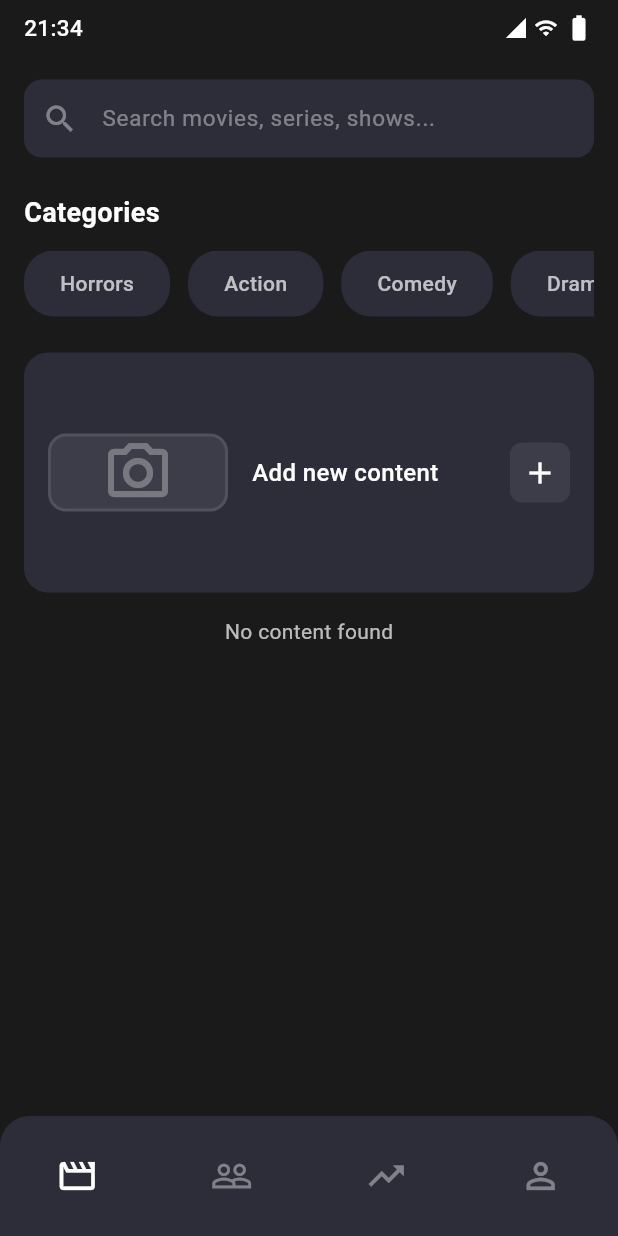
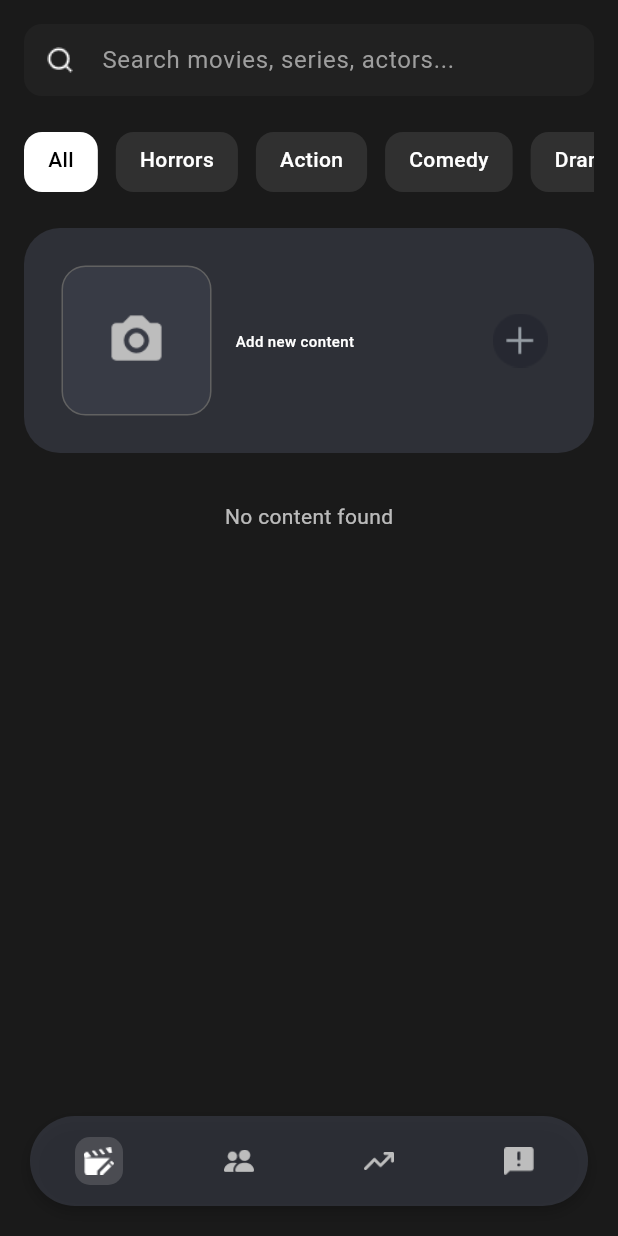
Before and after one commit to aidanakalieva576/krang, a Flutter app: the HomePageAdmin screen opened by its route, on a phone screen of 412 x 824 dp. Run offline on Flutter 3.47's test engine with Material 3 defaults, Android fonts, the phone set to English and light mode, and no system bars; network calls fail.

Commit message:
admin home page

```diff
--- /dev/null
+++ b/krang/lib/components/navbar_admin.dart
@@ -0,0 +1,75 @@
+import 'package:flutter/material.dart';
+
+class NavbarAdmin extends StatefulWidget {
+  final int selectedIndex;
+  final Function(int) onItemTapped;
+
+  const NavbarAdmin({
+    Key? key,
+    required this.selectedIndex,
+    required this.onItemTapped,
+  }) : super(key: key);
+
+  @override
+  State<NavbarAdmin> createState() => _NavbarAdminState();
+}
+
+class _NavbarAdminState extends State<NavbarAdmin> {
+  final List<String> icons = [
+    'assets/icons_admin/icon_movies.png',
+    'assets/icons_admin/icon_users.png',
+    'assets/icons_admin/icon_stats.png',
+    'assets/icons_admin/icon_support.png',
+  ];
+
+  @override
+  Widget build(BuildContext context) {
+    return Container(
+      margin: const EdgeInsets.only(bottom: 20, left: 20, right: 20),
+      padding: const EdgeInsets.symmetric(horizontal: 30, vertical: 14),
+      decoration: BoxDecoration(
+        color: const Color(0x80414553), // фон, как на макете
+        borderRadius: BorderRadius.circular(40), // скругление как на Figma
+        boxShadow: [
+          BoxShadow(
+            color: Colors.black.withOpacity(0.2),
+            blurRadius: 8,
+            offset: const Offset(0, 4),
+          ),
+        ],
+      ),
+      child: Row(
+        mainAxisAlignment: MainAxisAlignment.spaceBetween,
+        children: List.generate(
+          icons.length,
+          (index) => _buildNavItem(icons[index], index),
+        ),
+      ),
+    );
+  }
+
+  Widget _buildNavItem(String assetPath, int index) {
+    final bool isSelected = widget.selectedIndex == index;
+
+    return GestureDetector(
+      onTap: () => widget.onItemTapped(index),
+      child: AnimatedContainer(
+        duration: const Duration(milliseconds: 200),
+        height: 32,
+        width: 32,
+        decoration: BoxDecoration(
+          color: isSelected
+              ? Colors.white.withOpacity(0.15)
+              : Colors.transparent,
+          borderRadius: BorderRadius.circular(10),
+        ),
+        padding: const EdgeInsets.all(6),
+        child: Image.asset(
+          assetPath,
+          fit: BoxFit.contain,
+          color: isSelected ? Colors.white : Colors.grey.shade400,
+        ),
+      ),
+    );
+  }
+}
--- a/krang/lib/pages/admin/home_page_admin.dart
+++ b/krang/lib/pages/admin/home_page_admin.dart
@@ -2,7 +2,11 @@ import 'package:flutter/material.dart';
 import 'dart:convert';
 import 'package:http/http.dart' as http;
 
-// Model class for content items
+// ✅ Импортируем компоненты
+import 'package:krang/components/search.dart';
+import 'package:krang/components/navbar_admin.dart';
+
+// Модель данных
 class ContentItem {
   final String id;
   final String title;
@@ -27,35 +31,12 @@ class HomePageAdmin extends StatefulWidget {
 class _HomePageAdminState extends State<HomePageAdmin> {
   String selectedCategory = 'All';
   final TextEditingController _searchController = TextEditingController();
-
-  // // Sample data - replace with your actual data source
-  // final List<ContentItem> _contentItems = [
-  //   ContentItem(
-  //     id: '1',
-  //     title: 'The Smashing machine',
-  //     imageUrl: 'assets/images/smashing_machine.jpg',
-  //     category: 'Drama',
-  //   ),
-  //   ContentItem(
-  //     id: '2',
-  //     title: 'Arcane',
-  //     imageUrl: 'assets/images/arcane.jpg',
-  //     category: 'Action',
-  //   ),
-  //   ContentItem(
-  //     id: '3',
-  //     title: 'Oppenheimer',
-  //     imageUrl: 'assets/images/oppenheimer.jpg',
-  //     category: 'Drama',
-  //   ),
-  // ];
   List<ContentItem> _contentItems = [];
   bool _isLoading = false;
+  int _selectedIndex = 0;
 
   Future<void> _fetchMovies() async {
-    setState(() {
-      _isLoading = true;
-    });
+    setState(() => _isLoading = true);
 
     try {
       final response = await http.get(
@@ -74,19 +55,21 @@ class _HomePageAdminState extends State<HomePageAdmin> {
             );
           }).toList();
         });
-      } else {
-        print('Ошибка при загрузке: ${response.statusCode}');
       }
     } catch (e) {
       print('Ошибка подключения: $e');
     } finally {
-      setState(() {
-        _isLoading = false;
-      });
+      setState(() => _isLoading = false);
     }
   }
 
   final List<String> _categories = ['Horrors', 'Action', 'Comedy', 'Drama'];
+
+  @override
+  void initState() {
+    super.initState();
+    _fetchMovies();
+  }
 
   @override
   void dispose() {
@@ -114,35 +97,22 @@ class _HomePageAdminState extends State<HomePageAdmin> {
       body: SafeArea(
         child: Column(
           children: [
-            // Status bar area
-            _buildStatusBar(),
-
-            // Main content
             Expanded(
               child: ListView(
                 padding: const EdgeInsets.symmetric(horizontal: 16),
                 children: [
                   const SizedBox(height: 16),
 
-                  // Search bar
-                  _buildSearchBar(),
+                  // ✅ Используем компонент поиска
+                  const Search(),
 
                   const SizedBox(height: 24),
-
-                  // Categories section
                   _buildCategoriesSection(),
-
                   const SizedBox(height: 24),
-
-                  // Add new content card
                   _buildAddNewContentCard(),
 
                   const SizedBox(height: 16),
 
-                  // Content list
-                  // ..._filteredContent
-                  //     .map((item) => _buildContentCard(item))
-                  //     .toList(),
                   if (_isLoading)
                     const Center(
                       child: CircularProgressIndicator(color: Colors.white),
@@ -167,186 +137,111 @@ class _HomePageAdminState extends State<HomePageAdmin> {
         ),
       ),
 
-      // Bottom navigation bar
-      bottomNavigationBar: _buildBottomNavigationBar(),
-    );
-  }
-
-  Widget _buildStatusBar() {
-    return Container(
-      padding: const EdgeInsets.symmetric(horizontal: 16, vertical: 8),
-      child: Row(
-        mainAxisAlignment: MainAxisAlignment.spaceBetween,
-        children: [
-          const Text(
-            '21:34',
-            style: TextStyle(
-              color: Colors.white,
-              fontSize: 15,
-              fontWeight: FontWeight.w500,
-            ),
-          ),
-          Row(
-            children: [
-              const Icon(
-                Icons.signal_cellular_4_bar,
-                color: Colors.white,
-                size: 16,
-              ),
-              const SizedBox(width: 4),
-              const Icon(Icons.wifi, color: Colors.white, size: 16),
-              const SizedBox(width: 4),
-              Icon(Icons.battery_full, color: Colors.white, size: 20),
-            ],
-          ),
-        ],
+      // ✅ Используем компонент Navbar
+      bottomNavigationBar: NavbarAdmin(
+        selectedIndex: _selectedIndex,
+        onItemTapped: (index) {
+          setState(() => _selectedIndex = index);
+          // Здесь можно сделать переход на другие страницы
+        },
       ),
     );
   }
 
-  Widget _buildSearchBar() {
-    return Container(
+  // Остальные методы (категории, карточки, действия) оставляем без изменений
+  // --- Категории ---
+  Widget _buildCategoriesSection() {
+    final categories = ['All', ..._categories];
+    return SizedBox(
+      height: 40,
+      child: ListView.separated(
+        scrollDirection: Axis.horizontal,
+        itemCount: categories.length,
+        separatorBuilder: (_, __) => const SizedBox(width: 12),
+        itemBuilder: (context, index) {
+          final isSelected = selectedCategory == categories[index];
+          return GestureDetector(
+            onTap: () => setState(() => selectedCategory = categories[index]),
+            child: Container(
+              padding: const EdgeInsets.symmetric(horizontal: 16, vertical: 8),
               decoration: BoxDecoration(
-        color: const Color(0xFF2D2D3A),
+                color: isSelected ? Colors.white : Colors.grey[850],
                 borderRadius: BorderRadius.circular(12),
               ),
-      child: TextField(
-        controller: _searchController,
-        style: const TextStyle(color: Colors.white),
-        onChanged: (value) => setState(() {}),
-        decoration: InputDecoration(
-          hintText: 'Search movies, series, shows...',
-          hintStyle: TextStyle(
-            color: Colors.white.withOpacity(0.4),
-            fontSize: 15,
-          ),
-          prefixIcon: Icon(Icons.search, color: Colors.white.withOpacity(0.4)),
-          border: InputBorder.none,
-          contentPadding: const EdgeInsets.symmetric(
-            horizontal: 16,
-            vertical: 14,
-          ),
-        ),
-      ),
-    );
-  }
-
-  Widget _buildCategoriesSection() {
-    return Column(
-      crossAxisAlignment: CrossAxisAlignment.start,
-      children: [
-        const Text(
-          'Categories',
+              child: Text(
+                categories[index],
                 style: TextStyle(
-            color: Colors.white,
-            fontSize: 18,
-            fontWeight: FontWeight.w600,
-          ),
-        ),
-        const SizedBox(height: 12),
-        SingleChildScrollView(
-          scrollDirection: Axis.horizontal,
-          child: Row(
-            children: _categories.map((category) {
-              final isSelected = selectedCategory == category;
-              return Padding(
-                padding: const EdgeInsets.only(right: 12),
-                child: _buildCategoryChip(category, isSelected),
-              );
-            }).toList(),
-          ),
-        ),
-      ],
-    );
-  }
-
-  Widget _buildCategoryChip(String category, bool isSelected) {
-    return GestureDetector(
-      onTap: () {
-        setState(() {
-          selectedCategory = isSelected ? 'All' : category;
-        });
-      },
-      child: Container(
-        padding: const EdgeInsets.symmetric(horizontal: 24, vertical: 12),
-        decoration: BoxDecoration(
-          color: isSelected ? const Color(0xFF5B5B6B) : const Color(0xFF2D2D3A),
-          borderRadius: BorderRadius.circular(20),
-        ),
-        child: Text(
-          category,
-          style: TextStyle(
-            color: isSelected ? Colors.white : Colors.white.withOpacity(0.7),
-            fontSize: 14,
+                  color: isSelected ? Colors.black : Colors.white,
                   fontWeight: FontWeight.w500,
                 ),
               ),
             ),
           );
+        },
+      ),
+    );
   }
 
+  // --- Карточка добавления контента ---
   Widget _buildAddNewContentCard() {
     return GestureDetector(
       onTap: () {
-        _showAddContentDialog();
+        // позже добавим действие — открытие формы добавления контента
       },
       child: Container(
-        height: 160,
+        width: double.infinity,
+        margin: const EdgeInsets.only(bottom: 16),
+        padding: const EdgeInsets.all(25),
         decoration: BoxDecoration(
-          color: const Color(0xFF2D2D3A),
-          borderRadius: BorderRadius.circular(16),
+          color: const Color(0x80414553), // тёмно-серый фон карточки
+          borderRadius: BorderRadius.circular(24),
         ),
         child: Row(
+          mainAxisAlignment: MainAxisAlignment.spaceBetween,
+          crossAxisAlignment: CrossAxisAlignment.center,
           children: [
-            // Image placeholder
+            // Левая часть — иконка фотоаппарата
             Container(
-              width: 120,
-              margin: const EdgeInsets.all(16),
+              width: 100,
+              height: 100,
               decoration: BoxDecoration(
-                color: const Color(0xFF3D3D4A),
-                borderRadius: BorderRadius.circular(12),
-                border: Border.all(
-                  color: Colors.white.withOpacity(0.1),
-                  width: 2,
+                color: const Color(0x80414553),
+                borderRadius: BorderRadius.circular(16),
+                border: Border.all(color: Colors.grey.shade700, width: 1),
               ),
+              child: Center(
+                child: Image.asset(
+                  'assets/icons_admin/camera.png', // путь к твоей иконке
+                  width: 40,
+                  height: 40,
+                  color: Colors.grey.shade400,
                 ),
-              child: Icon(
-                Icons.photo_camera_outlined,
-                color: Colors.white.withOpacity(0.3),
-                size: 48,
               ),
             ),
 
-            // Text and add button
-            Expanded(
+            // Средняя часть — текст
+            const Expanded(
               child: Padding(
-                padding: const EdgeInsets.only(right: 16),
-                child: Row(
-                  mainAxisAlignment: MainAxisAlignment.spaceBetween,
-                  children: [
-                    const Text(
+                padding: EdgeInsets.symmetric(horizontal: 16),
+                child: Text(
                   'Add new content',
                   style: TextStyle(
                     color: Colors.white,
-                        fontSize: 16,
+                    fontSize: 10,
                     fontWeight: FontWeight.w500,
                   ),
                 ),
+              ),
+            ),
+
+            // Правая часть — кнопка с плюсом
             Container(
+              width: 48,
+              height: 48,
+              child: Image.asset(
+                'assets/icons_admin/plus.png', // путь к твоей иконке
                 width: 40,
                 height: 40,
-                      decoration: BoxDecoration(
-                        color: const Color(0xFF3D3D4A),
-                        borderRadius: BorderRadius.circular(8),
-                      ),
-                      child: const Icon(
-                        Icons.add,
-                        color: Colors.white,
-                        size: 24,
-                      ),
-                    ),
-                  ],
-                ),
               ),
             ),
           ],
@@ -355,48 +250,39 @@ class _HomePageAdminState extends State<HomePageAdmin> {
     );
   }
 
+  // --- Карточка контента ---
   Widget _buildContentCard(ContentItem item) {
     return Container(
       margin: const EdgeInsets.only(bottom: 16),
       decoration: BoxDecoration(
-        color: const Color(0xFF2D2D3A),
-        borderRadius: BorderRadius.circular(16),
+        color: Colors.grey[900],
+        borderRadius: BorderRadius.circular(12),
       ),
-      child: Padding(
-        padding: const EdgeInsets.all(16),
       child: Row(
         children: [
-            // Movie poster
           Container(
-              width: 80,
-              height: 100,
+            width: 100,
+            height: 120,
             decoration: BoxDecoration(
-                borderRadius: BorderRadius.circular(8),
-                color: const Color(0xFF3D3D4A),
+              borderRadius: const BorderRadius.only(
+                topLeft: Radius.circular(12),
+                bottomLeft: Radius.circular(12),
               ),
-              child: ClipRRect(
-                borderRadius: BorderRadius.circular(8),
-                child: Image.asset(
-                  item.imageUrl,
+              image: item.imageUrl.isNotEmpty
+                  ? DecorationImage(
+                      image: NetworkImage(item.imageUrl),
                       fit: BoxFit.cover,
-                  errorBuilder: (context, error, stackTrace) {
-                    return Container(
-                      color: const Color(0xFF3D3D4A),
-                      child: const Icon(
-                        Icons.movie,
-                        color: Colors.white54,
-                        size: 32,
-                      ),
-                    );
-                  },
+                    )
+                  : const DecorationImage(
+                      image: AssetImage('assets/placeholder.png'),
+                      fit: BoxFit.cover,
                     ),
             ),
           ),
-
-            const SizedBox(width: 16),
-
-            // Title and actions
+          const SizedBox(width: 12),
           Expanded(
+            child: Padding(
+              padding: const EdgeInsets.symmetric(vertical: 10),
               child: Column(
                 crossAxisAlignment: CrossAxisAlignment.start,
                 children: [
@@ -405,150 +291,70 @@ class _HomePageAdminState extends State<HomePageAdmin> {
                     style: const TextStyle(
                       color: Colors.white,
                       fontSize: 16,
-                      fontWeight: FontWeight.w500,
+                      fontWeight: FontWeight.w600,
                     ),
                   ),
-                  const SizedBox(height: 12),
+                  const SizedBox(height: 4),
+                  Text(
+                    item.category,
+                    style: const TextStyle(color: Colors.white70, fontSize: 13),
+                  ),
+                  const SizedBox(height: 10),
                   Row(
                     children: [
-                      _buildActionButton(
-                        icon: Icons.remove_red_eye_outlined,
-                        color: const Color(0xFF5B5B7E),
-                        onTap: () => _viewContent(item),
+                      IconButton(
+                        icon: const Icon(
+                          Icons.visibility,
+                          color: Colors.white70,
+                          size: 22,
                         ),
-                      const SizedBox(width: 12),
-                      _buildActionButton(
-                        icon: Icons.edit_outlined,
-                        color: const Color(0xFF5B7E5B),
-                        onTap: () => _editContent(item),
+                        onPressed: () => _viewContent(item),
                       ),
-                      const SizedBox(width: 12),
-                      _buildActionButton(
-                        icon: Icons.delete_outline,
-                        color: const Color(0xFF7E5B5B),
-                        onTap: () => _deleteContent(item),
+                      IconButton(
+                        icon: const Icon(
+                          Icons.edit,
+                          color: Colors.blueAccent,
+                          size: 22,
+                        ),
+                        onPressed: () => _editContent(item),
+                      ),
+                      IconButton(
+                        icon: const Icon(
+                          Icons.delete,
+                          color: Colors.redAccent,
+                          size: 22,
+                        ),
+                        onPressed: () => _deleteContent(item),
                       ),
                     ],
                   ),
                 ],
               ),
             ),
-          ],
-        ),
-      ),
-    );
-  }
-
-  Widget _buildActionButton({
-    required IconData icon,
-    required Color color,
-    required VoidCallback onTap,
-  }) {
-    return GestureDetector(
-      onTap: onTap,
-      child: Container(
-        width: 44,
-        height: 44,
-        decoration: BoxDecoration(color: color, shape: BoxShape.circle),
-        child: Icon(icon, color: Colors.white, size: 20),
-      ),
-    );
-  }
-
-  Widget _buildBottomNavigationBar() {
-    return Container(
-      height: 80,
-      decoration: BoxDecoration(
-        color: const Color(0xFF2D2D3A),
-        borderRadius: const BorderRadius.only(
-          topLeft: Radius.circular(20),
-          topRight: Radius.circular(20),
-        ),
-      ),
-      child: Row(
-        mainAxisAlignment: MainAxisAlignment.spaceAround,
-        children: [
-          _buildNavItem(Icons.movie_outlined, true),
-          _buildNavItem(Icons.people_outline, false),
-          _buildNavItem(Icons.trending_up_outlined, false),
-          _buildNavItem(Icons.person_outline, false),
-        ],
-      ),
-    );
-  }
-
-  Widget _buildNavItem(IconData icon, bool isSelected) {
-    return Container(
-      padding: const EdgeInsets.all(12),
-      child: Icon(
-        icon,
-        color: isSelected ? Colors.white : Colors.white.withOpacity(0.4),
-        size: 28,
-      ),
-    );
-  }
-
-  // Action methods
-  void _showAddContentDialog() {
-    showDialog(
-      context: context,
-      builder: (context) => AlertDialog(
-        backgroundColor: const Color(0xFF2D2D3A),
-        title: const Text(
-          'Add New Content',
-          style: TextStyle(color: Colors.white),
-        ),
-        content: const Text(
-          'This would open a form to add new movie/series content.',
-          style: TextStyle(color: Colors.white70),
-        ),
-        actions: [
-          TextButton(
-            onPressed: () => Navigator.pop(context),
-            child: const Text('Cancel'),
-          ),
-          ElevatedButton(
-            onPressed: () {
-              Navigator.pop(context);
-              // Add your content addition logic here
-            },
-            style: ElevatedButton.styleFrom(
-              backgroundColor: const Color(0xFF5B5B7E),
-            ),
-            child: const Text('Add'),
           ),
         ],
       ),
     );
   }
 
+  // --- Действия ---
   void _viewContent(ContentItem item) {
-    ScaffoldMessenger.of(context).showSnackBar(
-      SnackBar(
-        content: Text('Viewing: ${item.title}'),
-        backgroundColor: const Color(0xFF5B5B7E),
-      ),
-    );
-    // Navigate to content details page
+    // например, откроем просмотр фильма
+    print('Просмотр: ${item.title}');
   }
 
   void _editContent(ContentItem item) {
-    ScaffoldMessenger.of(context).showSnackBar(
-      SnackBar(
-        content: Text('Editing: ${item.title}'),
-        backgroundColor: const Color(0xFF5B7E5B),
-      ),
-    );
-    // Navigate to edit page
+    // потом сделаем переход на страницу редактирования
+    print('Редактирование: ${item.title}');
   }
 
-  void _deleteContent(ContentItem item) {
-    showDialog(
+  void _deleteContent(ContentItem item) async {
+    final confirm = await showDialog<bool>(
       context: context,
       builder: (context) => AlertDialog(
-        backgroundColor: const Color(0xFF2D2D3A),
+        backgroundColor: const Color(0xFF2E2E2E),
         title: const Text(
-          'Delete Content',
+          'Confirm delete',
           style: TextStyle(color: Colors.white),
         ),
         content: Text(
@@ -557,29 +363,26 @@ class _HomePageAdminState extends State<HomePageAdmin> {
         ),
         actions: [
           TextButton(
-            onPressed: () => Navigator.pop(context),
-            child: const Text('Cancel'),
+            onPressed: () => Navigator.pop(context, false),
+            child: const Text('Cancel', style: TextStyle(color: Colors.grey)),
           ),
-          ElevatedButton(
-            onPressed: () {
-              setState(() {
-                _contentItems.removeWhere((i) => i.id == item.id);
-              });
-              Navigator.pop(context);
-              ScaffoldMessenger.of(context).showSnackBar(
-                SnackBar(
-                  content: Text('Deleted: ${item.title}'),
-                  backgroundColor: const Color(0xFF7E5B5B),
+          TextButton(
+            onPressed: () => Navigator.pop(context, true),
+            child: const Text(
+              'Delete',
+              style: TextStyle(color: Colors.redAccent),
             ),
-              );
-            },
-            style: ElevatedButton.styleFrom(
-              backgroundColor: const Color(0xFF7E5B5B),
-            ),
-            child: const Text('Delete'),
           ),
         ],
       ),
     );
+
+    if (confirm == true) {
+      setState(() {
+        _contentItems.removeWhere((i) => i.id == item.id);
+      });
+      // Здесь можно добавить запрос на сервер DELETE /api/movies/:id
+      print('Удалено: ${item.title}');
     }
   }
+}
--- a/krang/pubspec.yaml
+++ b/krang/pubspec.yaml
@@ -22,3 +22,4 @@ flutter:
     - assets/logo.png
     - assets/Arrow.png
     - assets/Search.png
+    - assets/icons_admin/
```
Also changed, not shown: krang/assets/icons_admin/camera.png (added), krang/assets/icons_admin/icon_movies.png (added), krang/assets/icons_admin/icon_stats.png (added), krang/assets/icons_admin/icon_support.png (added), krang/assets/icons_admin/icon_users.png (added), krang/assets/icons_admin/plus.png (added). Lines whose indentation alone changed are shown as unchanged.
